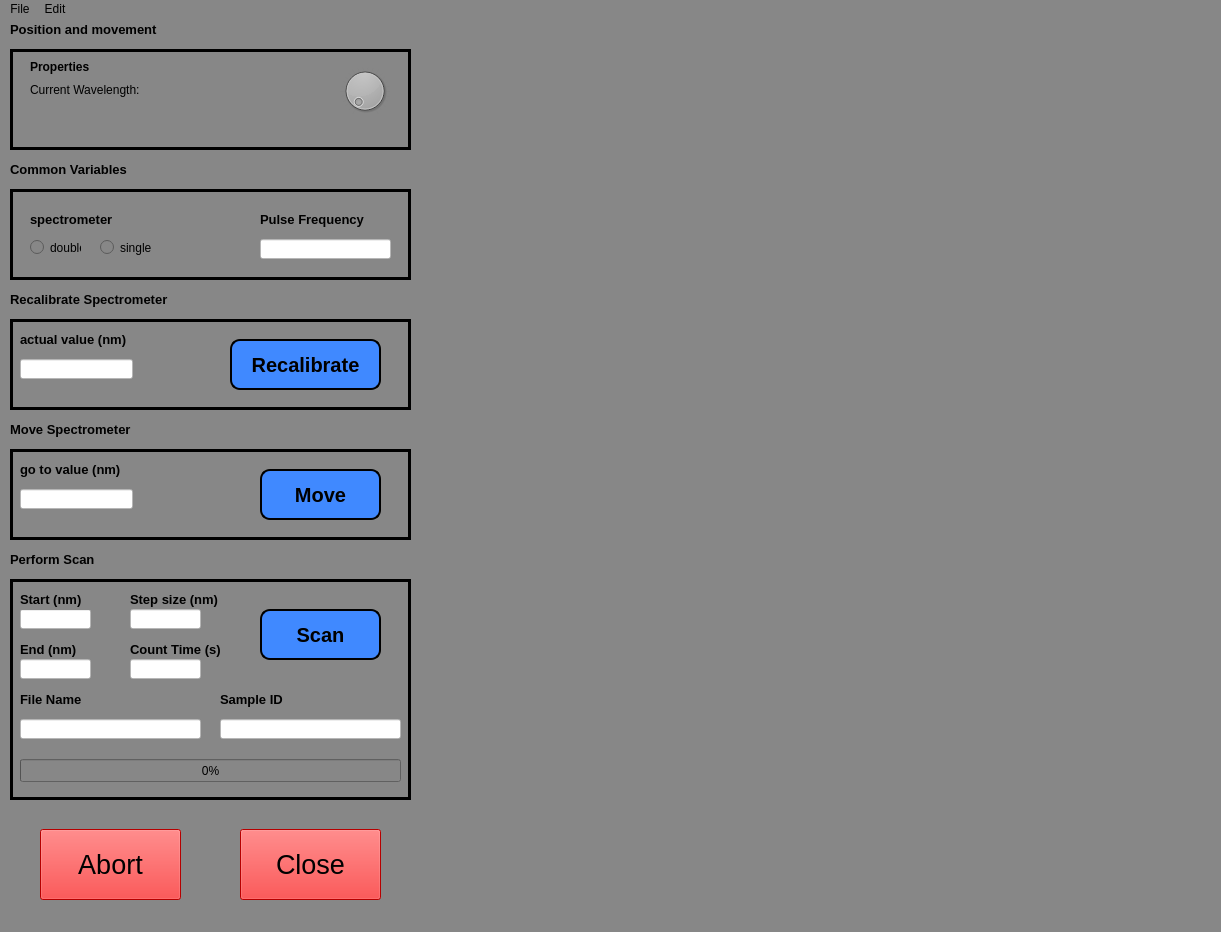
Old version of the form qtdesigner_files/spectrometer.ui in the repository ImanFortin/PLSpectrometer-update.
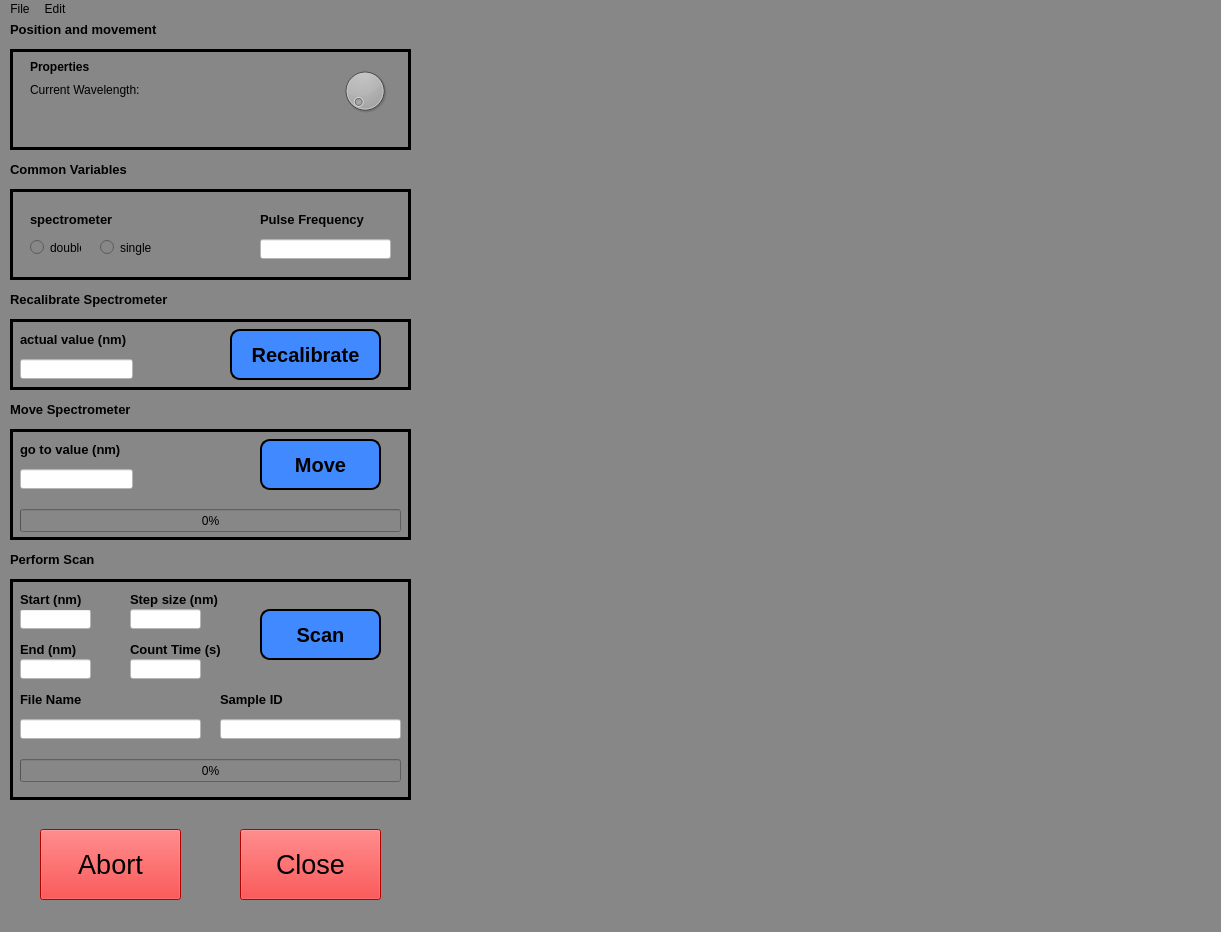
New version of the form.

Commit message: added the individual progress bar for move and the update position feature top left

Diff of the .ui file:
```diff
--- a/qtdesigner_files/spectrometer.ui
+++ b/qtdesigner_files/spectrometer.ui
@@ -169,7 +169,7 @@
       <x>10</x>
       <y>300</y>
       <width>401</width>
-      <height>91</height>
+      <height>71</height>
      </rect>
     </property>
     <property name="frameShape">
@@ -221,7 +221,7 @@
      <property name="geometry">
       <rect>
        <x>220</x>
-       <y>20</y>
+       <y>10</y>
        <width>151</width>
        <height>51</height>
       </rect>
@@ -283,9 +283,9 @@
     <property name="geometry">
      <rect>
       <x>10</x>
-      <y>430</y>
+      <y>410</y>
       <width>401</width>
-      <height>91</height>
+      <height>111</height>
      </rect>
     </property>
     <property name="frameShape">
@@ -346,7 +346,7 @@
      <property name="geometry">
       <rect>
        <x>250</x>
-       <y>20</y>
+       <y>10</y>
        <width>121</width>
        <height>51</height>
       </rect>
@@ -403,6 +403,19 @@
       <bool>false</bool>
      </property>
     </widget>
+    <widget class="QProgressBar" name="move_progress">
+     <property name="geometry">
+      <rect>
+       <x>10</x>
+       <y>80</y>
+       <width>381</width>
+       <height>23</height>
+      </rect>
+     </property>
+     <property name="value">
+      <number>0</number>
+     </property>
+    </widget>
    </widget>
    <widget class="QFrame" name="frame4">
     <property name="geometry">
@@ -737,7 +750,7 @@
     <property name="geometry">
      <rect>
       <x>10</x>
-      <y>400</y>
+      <y>380</y>
       <width>181</width>
       <height>21</height>
      </rect>
```
Left out of the diff: 2 changed lines with no effect on the pictures. The commit also changes 7 other files.
